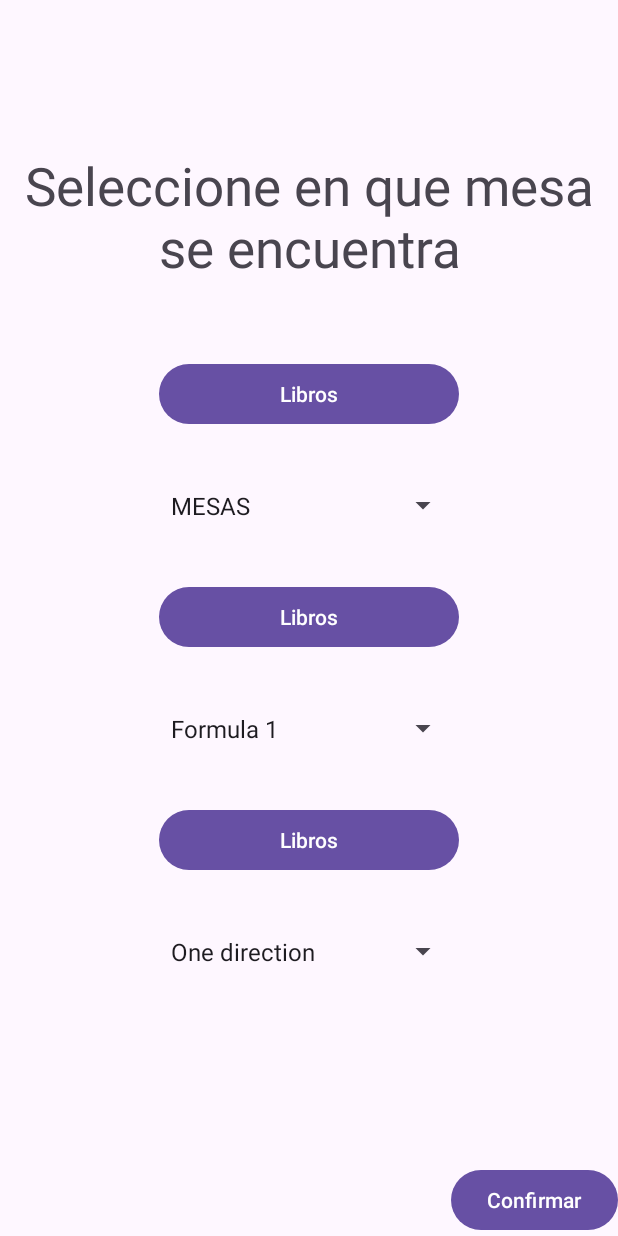
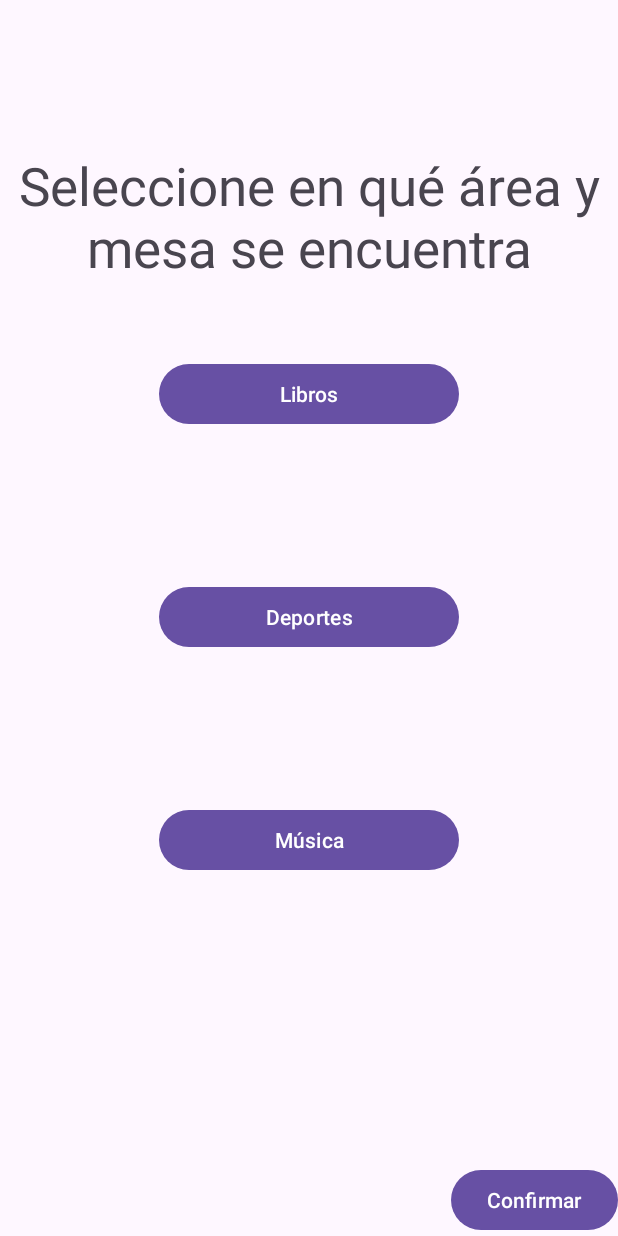
Before and after one commit to NotSureAbout15/cafe, an Android app: the IniciarMesa screen opened directly, with no data from a screen before it, on a phone screen of 412 x 824 dp. Run offline under Robolectric (Android 15) with nearby library versions, the phone set to English and light mode, and no system bars; our stand-ins replace Volley.

Commit message:
Añadidos spinners y buttons a la pantalla  y fijada su visibilidad

```diff
--- a/CafeFront/app/src/main/java/com/example/cafefront/IniciarMesa.java
+++ b/CafeFront/app/src/main/java/com/example/cafefront/IniciarMesa.java
@@ -4,6 +4,8 @@ import android.content.Context;
 import android.os.Bundle;
 import android.view.View;
 import android.widget.Button;
+import android.widget.Spinner;
+import android.widget.TextView;
 import android.widget.Toast;
 
 import androidx.activity.EdgeToEdge;
@@ -25,7 +27,13 @@ import org.json.JSONObject;
 public class IniciarMesa extends AppCompatActivity {
     private Context context;
     private RequestQueue queue;
-    private Button harry;
+    private TextView zona_libros;
+    private TextView zona_deportes;
+    private TextView zona_musica;
+    private Spinner libros;
+    private Spinner deportes;
+    private Spinner musica;
+    private Button confirmar;
     @Override
     protected void onCreate(Bundle savedInstanceState) {
         super.onCreate(savedInstanceState);
@@ -39,14 +47,52 @@ public class IniciarMesa extends AppCompatActivity {
 
         context = this;
         queue = Volley.newRequestQueue(context);
-        harry = findViewById(R.id.harry_potter);
+        zona_libros = findViewById(R.id.zona_libros);
+        zona_deportes = findViewById(R.id.zona_deportes);
+        zona_musica = findViewById(R.id.zona_musica);
+        libros = findViewById(R.id.spinner_libros);
+        deportes = findViewById(R.id.spinner_deportes);
+        musica = findViewById(R.id.spinner_musica);
+        confirmar = findViewById(R.id.confirmar);
 
-        harry.setOnClickListener(new View.OnClickListener() {
+        //en un inicio hago q todos los spinners sean invisibles
+        libros.setVisibility(View.INVISIBLE);
+        deportes.setVisibility(View.INVISIBLE);
+        musica.setVisibility(View.INVISIBLE);
+
+        //al clicar sobre uno de los botones, sera visible su spinner y desapareceran el resto de elementos de la pantalla
+        zona_libros.setOnClickListener(new View.OnClickListener() {
             @Override
             public void onClick(View v) {
-                Toast.makeText(context, "Clicaste en: " + harry.getText().toString(), Toast.LENGTH_LONG).show();
+                libros.setVisibility(View.VISIBLE);
+                zona_deportes.setVisibility(View.INVISIBLE);
+                zona_musica.setVisibility(View.INVISIBLE);
+            }
+        });
+        zona_deportes.setOnClickListener(new View.OnClickListener() {
+            @Override
+            public void onClick(View v) {
+                deportes.setVisibility(View.VISIBLE);
+                zona_libros.setVisibility(View.INVISIBLE);
+                zona_musica.setVisibility(View.INVISIBLE);
+            }
+        });
+        zona_musica.setOnClickListener(new View.OnClickListener() {
+            @Override
+            public void onClick(View v) {
+                musica.setVisibility(View.VISIBLE);
+                zona_libros.setVisibility(View.INVISIBLE);
+                zona_deportes.setVisibility(View.INVISIBLE);
+            }
+        });
+
+        //al darle al boton confirmar envio la peticion para actualizar el estado de la mesa
+        confirmar.setOnClickListener(new View.OnClickListener() {
+            @Override
+            public void onClick(View v) {
+                Toast.makeText(context, "Clicaste en: " + confirmar.getText().toString(), Toast.LENGTH_LONG).show();
                 try {
-                    String mesa = harry.getText().toString();
+                    String mesa = confirmar.getText().toString();
                     mesaenuso(mesa);
                 }catch (Exception e){
                     System.out.println("Error: " + e);
--- a/CafeFront/app/src/main/res/layout/activity_iniciar_mesa.xml
+++ b/CafeFront/app/src/main/res/layout/activity_iniciar_mesa.xml
@@ -11,7 +11,7 @@
         android:id="@+id/titulo"
         android:layout_width="wrap_content"
         android:layout_height="wrap_content"
-        android:text="Seleccione en que mesa se encuentra"
+        android:text="Seleccione en qué área y mesa se encuentra"
         android:textSize="35dp"
         android:textAlignment="center"
         android:layout_marginTop="100dp"
@@ -43,7 +43,7 @@
         android:id="@+id/zona_deportes"
         android:layout_width="200dp"
         android:layout_height="wrap_content"
-        android:text="Libros"
+        android:text="Deportes"
         android:layout_marginTop="25dp"
         app:layout_constraintTop_toBottomOf="@id/spinner_libros"
         app:layout_constraintStart_toStartOf="parent"
@@ -63,7 +63,7 @@
         android:id="@+id/zona_musica"
         android:layout_width="200dp"
         android:layout_height="wrap_content"
-        android:text="Libros"
+        android:text="Música"
         android:layout_marginTop="25dp"
         app:layout_constraintTop_toBottomOf="@id/spinner_deportes"
         app:layout_constraintStart_toStartOf="parent"
@@ -80,7 +80,7 @@
         app:layout_constraintEnd_toEndOf="parent"/>
 
     <Button
-        android:id="@+id/harry_potter"
+        android:id="@+id/confirmar"
         android:layout_width="wrap_content"
         android:layout_height="wrap_content"
         android:text="Confirmar"
```
